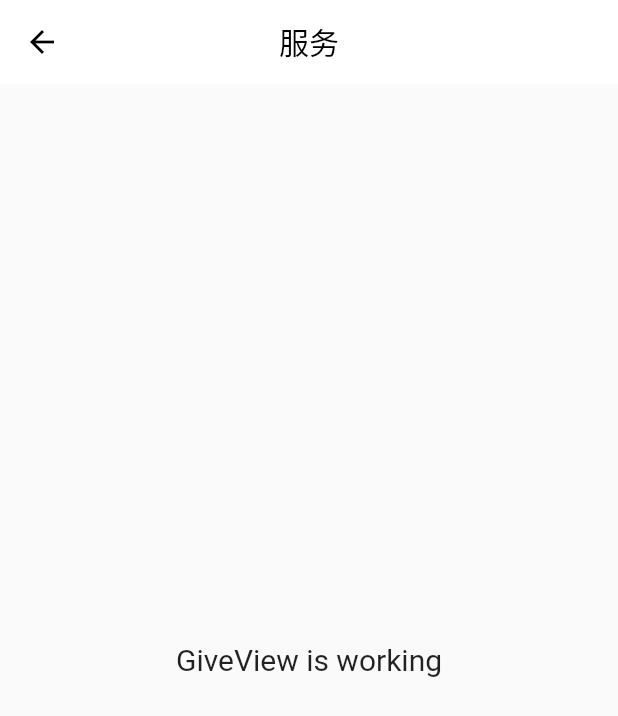
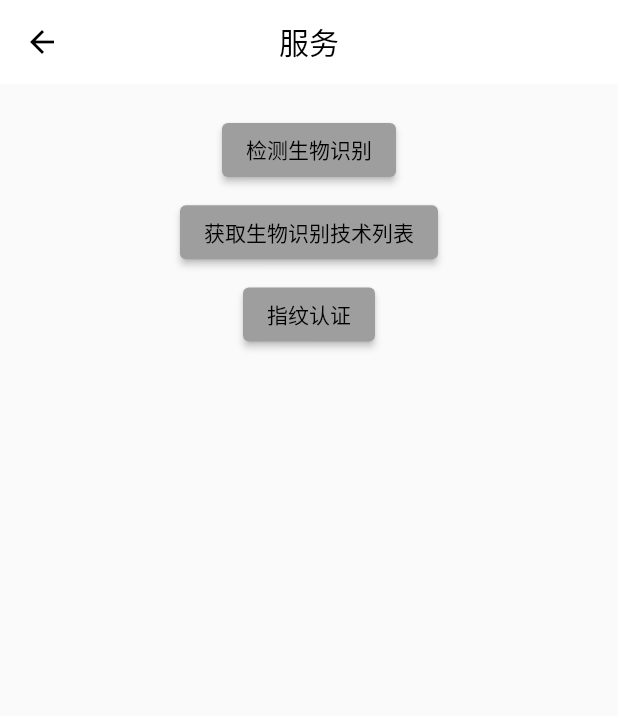
Before and after one commit to XYDong/xmshop, a Flutter app: the GiveView screen opened directly, on a phone screen of 412 x 824 dp. Shown: the top 716 px of the screen. Run offline on Flutter 3.47's test engine with Material 2 defaults, Android fonts, the phone set to English and light mode, and no system bars; our stand-ins replace dio, flutter_html, flutter_screenutil, flutter_swiper_view, get, local_auth and 2 more; missing offline and left inert: city_pickers, jpush_flutter, local_auth_android, local_auth_ios; accounts and stored records are empty; network calls fail.

Commit message:
生物识别（指纹+人脸）

```diff
--- a/lib/app/modules/give/controllers/give_controller.dart
+++ b/lib/app/modules/give/controllers/give_controller.dart
@@ -1,6 +1,11 @@
 import 'package:get/get.dart';
+import 'package:local_auth/local_auth.dart';
+import 'package:local_auth_android/local_auth_android.dart';
+import 'package:local_auth_ios/local_auth_ios.dart';
 
 class GiveController extends GetxController {
+  // 初始化生物认证
+  final LocalAuthentication localAuth = LocalAuthentication();
   @override
   void onInit() {
     super.onInit();
@@ -10,4 +15,65 @@ class GiveController extends GetxController {
   void onClose() {
     super.onClose();
   }
+
+  void checkAuth() async {
+    // 首先判断是否支持生物识别
+    try {
+      final bool canAuthenticateWithBiometrics =
+          await localAuth.canCheckBiometrics;
+      print(canAuthenticateWithBiometrics);
+      final bool canAuthenticate =
+          canAuthenticateWithBiometrics || await localAuth.isDeviceSupported();
+      // final bool canAuthenticate = await localAuth.isDeviceSupported();
+      print(canAuthenticate);
+    } catch (e) {
+      print(e);
+    }
+  }
+
+  void getAuthList() async {
+    // 首先判断是否支持生物识别
+    try {
+      final List<BiometricType> availableBiometrics =
+          await localAuth.getAvailableBiometrics();
+
+      if (availableBiometrics.isNotEmpty) {
+        // Some biometrics are enrolled.
+        print(availableBiometrics);
+      }
+    } catch (e) {
+      print(e);
+    }
+  }
+
+  void didAuth() async {
+    try {
+      bool didAuthenticate = await localAuth.authenticate(
+        localizedReason: '扫描指纹进行身份识别',
+        authMessages: const <AuthMessages>[
+          AndroidAuthMessages(
+            cancelButton: '取消',
+            goToSettingsButton: '去设置',
+            biometricNotRecognized: '指纹识别失败',
+            goToSettingsDescription: '请设置指纹.',
+            biometricHint: '指纹',
+            biometricSuccess: '指纹识别成功',
+            signInTitle: '指纹验证',
+            deviceCredentialsRequiredTitle: '请先录入指纹!',
+          ),
+          IOSAuthMessages(
+            //更多 ios 的参数请参考源码
+            cancelButton: '取消',
+            goToSettingsButton: '去设置',
+            goToSettingsDescription: '请设置指纹.',
+          ),
+        ],
+        options: const AuthenticationOptions(
+            useErrorDialogs: false, stickyAuth: true),
+      );
+      print(didAuthenticate);
+    } catch (e) {
+      print(e);
+    }
+  }
 }
--- a/lib/app/modules/give/views/give_view.dart
+++ b/lib/app/modules/give/views/give_view.dart
@@ -1,5 +1,6 @@
 import 'package:flutter/material.dart';
 import 'package:get/get.dart';
+import 'package:xmshop/app/services/screenAdapter.dart';
 
 import '../controllers/give_controller.dart';
 
@@ -14,11 +15,42 @@ class GiveView extends GetView<GiveController> {
         centerTitle: true,
         elevation: 0,
       ),
-      body: const Center(
-        child: Text(
-          'GiveView is working',
-          style: TextStyle(fontSize: 20),
-        ),
+      body: ListView(
+        padding: const EdgeInsets.all(20),
+        children: [
+          Column(
+            mainAxisAlignment: MainAxisAlignment.center,
+            children: [
+              ElevatedButton(
+                onPressed: () async {
+                  controller.checkAuth();
+                },
+                child: const Text('检测生物识别'),
+              ),
+              SizedBox(
+                height: ScreenAdapter.height(20),
+              ),
+              ElevatedButton(
+                onPressed: () async {
+                  controller.getAuthList();
+                },
+                child: const Text('获取生物识别技术列表'),
+              ),
+              SizedBox(
+                height: ScreenAdapter.height(20),
+              ),
+              ElevatedButton(
+                onPressed: () async {
+                  controller.didAuth();
+                },
+                child: const Text('指纹认证'),
+              ),
+              SizedBox(
+                height: ScreenAdapter.height(20),
+              ),
+            ],
+          )
+        ],
       ),
     );
   }
--- a/lib/main.dart
+++ b/lib/main.dart
@@ -29,8 +29,9 @@ void main() {
 
         // 配置国际化
         localizationsDelegates: const [
+          GlobalWidgetsLocalizations.delegate,
           GlobalMaterialLocalizations.delegate,
-          GlobalWidgetsLocalizations.delegate,
+          GlobalCupertinoLocalizations.delegate,
         ],
         supportedLocales: const [
           Locale('zh', 'CH'),
--- a/pubspec.yaml
+++ b/pubspec.yaml
@@ -28,6 +28,8 @@ dependencies:
   crypto: ^3.0.2
 #  极光推送
   jpush_flutter: ^2.4.1
+#  指纹和人脸识别认证
+  local_auth: ^2.1.5
 
   flutter_localizations:
     sdk: flutter
```
Also changed, not shown: pubspec.lock, 3 other files.
